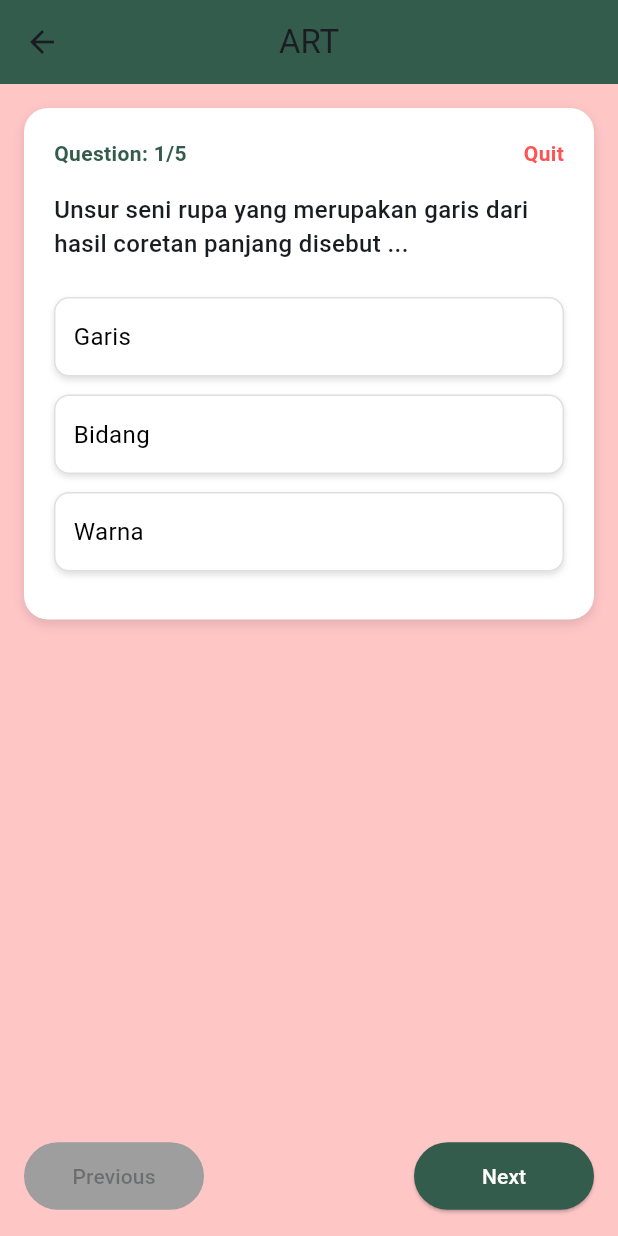
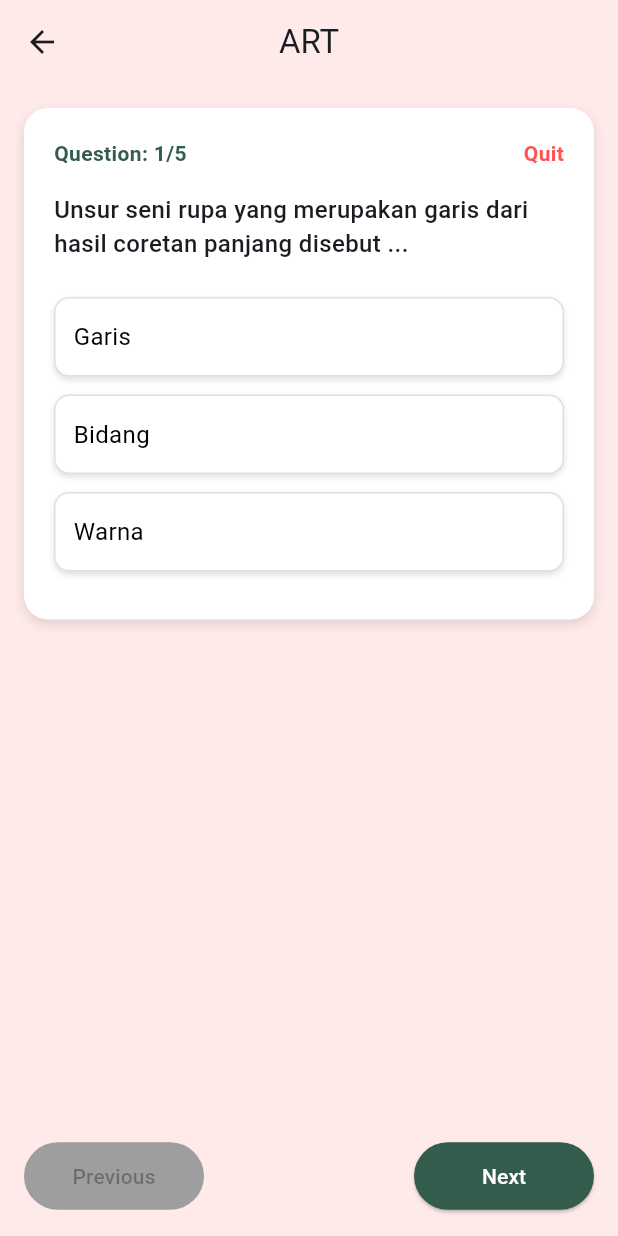
Before and after one commit to Sabitwise/PM-LAB6-UTS-ATIKAH_SHABRINA_SIREGAR, a Flutter app: the QuestionScreen screen opened directly, on a phone screen of 412 x 824 dp. Run offline on Flutter 3.47's test engine with Material 3 defaults, Android fonts, the phone set to English and light mode, and no system bars; Roboto replaces fonts that are missing (Poppins).

Commit message:
style: redesigning the appearance of quiz page

```diff
--- a/lib/Screen/quiz_screen.dart
+++ b/lib/Screen/quiz_screen.dart
@@ -14,9 +14,9 @@ class QuestionScreen extends StatelessWidget {
     final selectedIndex = quiz.selectedAnswers[quiz.currentIndex];
 
     return Scaffold(
-      backgroundColor: const Color(0xFFFFC6C6),
+      backgroundColor: const Color(0xFFFFEAEA),
       appBar: AppBar(
-        backgroundColor: const Color(0xFF345C4C),
+        backgroundColor: const Color(0xFFFFEAEA),
         title: const Text('ART'),
         centerTitle: true,
       ),
```
